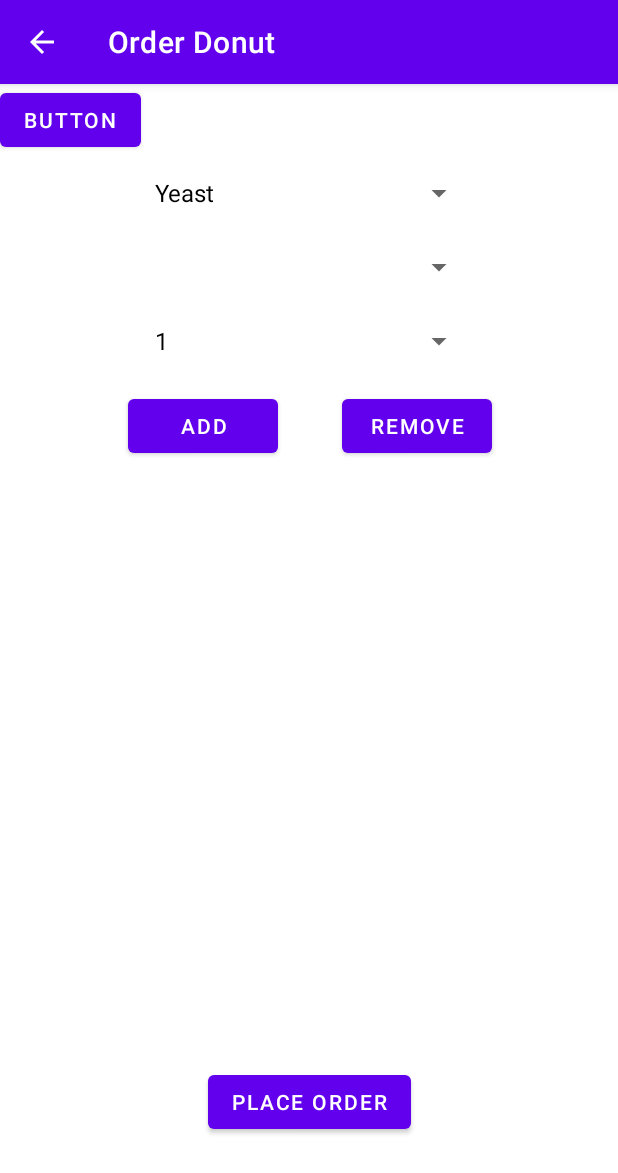
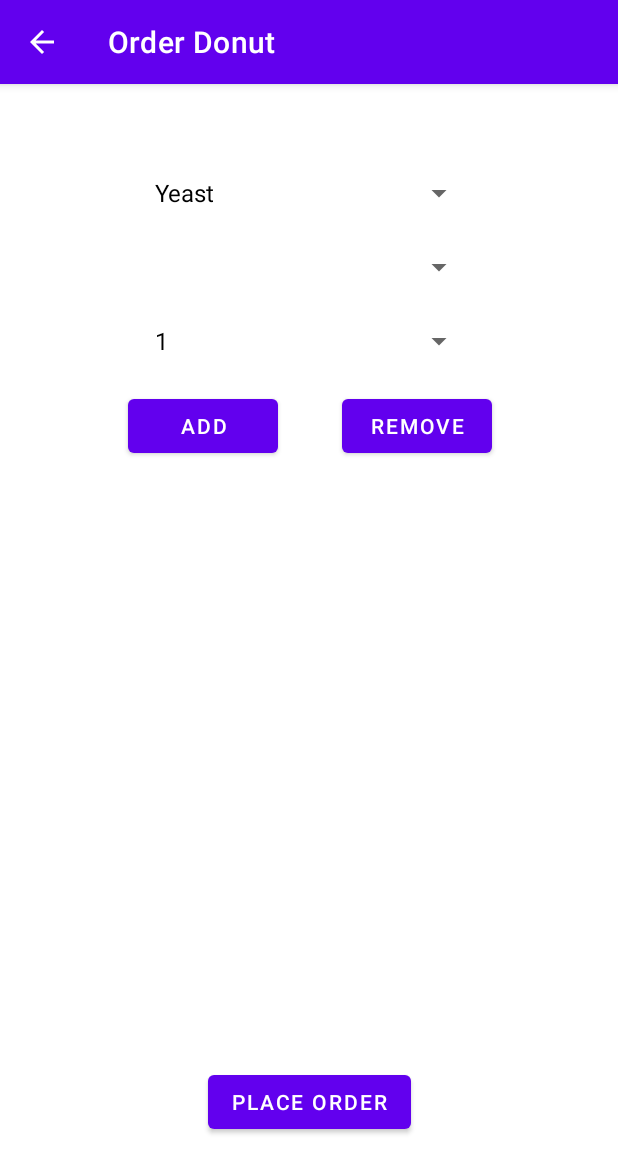
Before and after one commit to misalikesducks/RU_Cafe_Android, an Android app: the DonutOrderingActivity screen opened directly, with no data from a screen before it, on a phone screen of 412 x 824 dp. Shown: the top 1173 px of the screen. Run offline under Robolectric (Android 15) with nearby library versions, the phone set to English and light mode, and no system bars.

Commit message:
i hope it goes up - tiffany

```diff
--- a/app/src/main/res/layout/activity_donut_ordering.xml
+++ b/app/src/main/res/layout/activity_donut_ordering.xml
@@ -105,12 +105,4 @@
         app:layout_constraintEnd_toEndOf="parent"
         app:layout_constraintStart_toStartOf="parent" />
 
-    <Button
-        android:id="@+id/button"
-        android:layout_width="wrap_content"
-        android:layout_height="wrap_content"
-        android:text="Button"
-        tools:layout_editor_absoluteX="26dp"
-        tools:layout_editor_absoluteY="14dp" />
-
 </androidx.constraintlayout.widget.ConstraintLayout>
--- a/app/src/main/res/values/strings.xml
+++ b/app/src/main/res/values/strings.xml
@@ -51,7 +51,7 @@
         <item>Jelly</item>
         <item>Cinnamon</item>
         <item>Lemonade</item>
-        <item>cLemonade</item>
+        <item>Lemonade</item>
     </string-array>
 
     <!-- Strings ued for xmls -->
```
